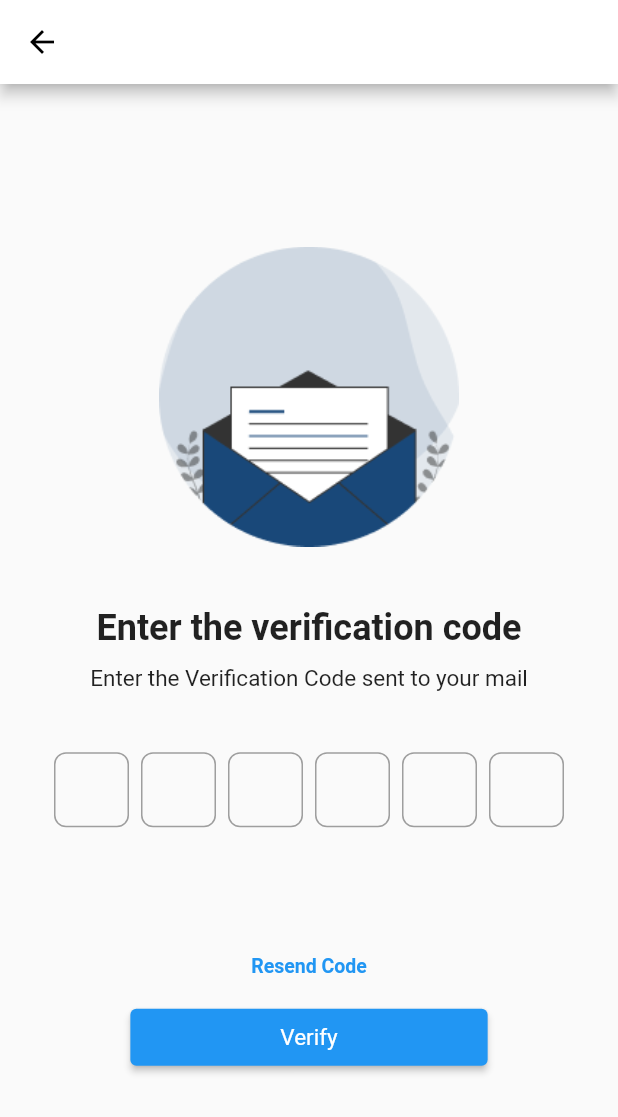
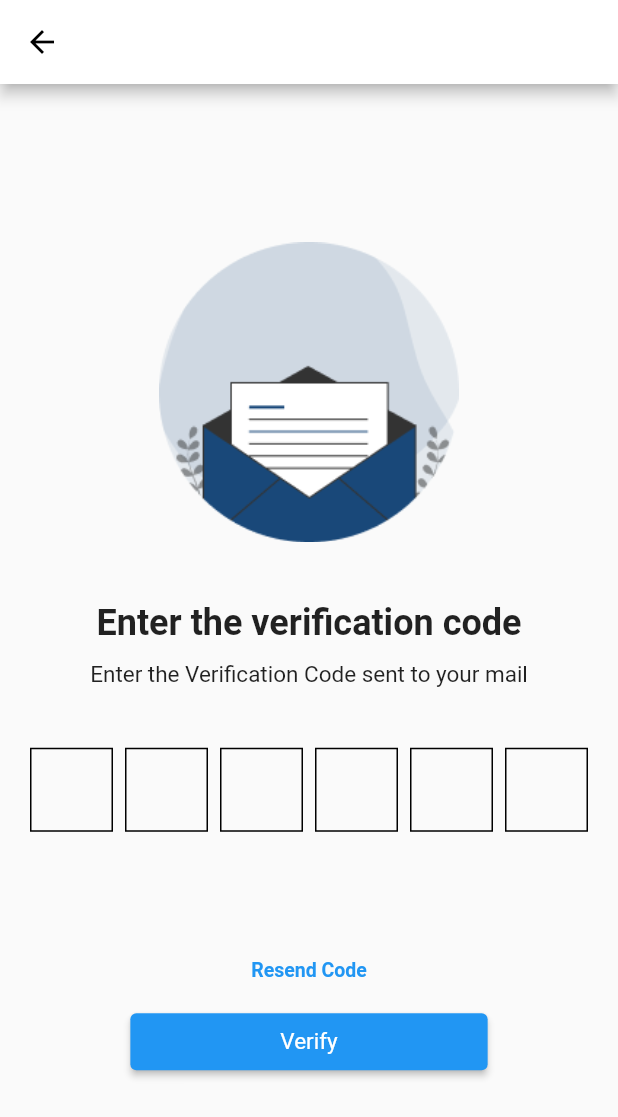
Before and after one commit to Emma-expert/screens, a Flutter app: the OtpScreen screen opened by its route, on a phone screen of 412 x 824 dp. Shown: the top 1117 px of the screen. Run offline on Flutter 3.47's test engine with Material 2 defaults, Android fonts, the phone set to English and light mode, and no system bars; drawn by our look-alikes of pinput.

Commit message:
last commit

```diff
--- a/password_screens/lib/otp_screen.dart
+++ b/password_screens/lib/otp_screen.dart
@@ -1,5 +1,7 @@
 import 'package:flutter/material.dart';
 import 'package:password_screens/change_password.dart';
+import 'package:flutter/services.dart';
+import 'package:pinput/pinput.dart';
 
 class OtpScreen extends StatelessWidget {
   const OtpScreen({super.key});
@@ -37,16 +39,28 @@ class OtpScreen extends StatelessWidget {
                 fontSize: 15, fontWeight: FontWeight.normal),
             ),
             SizedBox(height: 40),
-            Row(
-              mainAxisAlignment: MainAxisAlignment.center,
-              children: [
-                OtpDigitBox(),
-                OtpDigitBox(),
-                OtpDigitBox(),
-                OtpDigitBox(),
-                OtpDigitBox(),
-                OtpDigitBox(),
-              ],
+            Padding(
+              padding: const EdgeInsets.symmetric(horizontal: 20.0),
+              child: SizedBox(
+                child: Pinput(
+                  length: 6,
+                  mainAxisAlignment: MainAxisAlignment.center,
+                  keyboardType: TextInputType.number,
+                  inputFormatters: [
+                    FilteringTextInputFormatter.digitsOnly,
+                  ],
+                  defaultPinTheme: PinTheme(
+                    height: 56,
+                    width: 56,
+                    decoration: BoxDecoration(
+                      borderRadius: BorderRadius.zero,
+                      border: Border.all(
+                        color: Colors.black,
+                      ),
+                    ),
+                  ),
+                ),
+              ),
             ),
             SizedBox(height: 85,),
             Text('Resend Code',
@@ -76,6 +90,8 @@ class OtpScreen extends StatelessWidget {
 }
 
 class OtpDigitBox extends StatelessWidget {
+  const OtpDigitBox({super.key});
+
   @override
   Widget build(BuildContext context) {
     return Container(
@@ -86,9 +102,17 @@ class OtpDigitBox extends StatelessWidget {
         border: Border.all(color: Colors.grey),
         borderRadius: BorderRadius.circular(8),
       ),
-      child: TextField(
+      child: TextFormField(
+        onChanged: (value) {
+          if (value.length == 1){
+            FocusScope.of(context).nextFocus();
+          }
+        },
         keyboardType: TextInputType.number,
-        maxLength: 1,
+        inputFormatters: [
+          LengthLimitingTextInputFormatter(1),
+          FilteringTextInputFormatter.digitsOnly,
+        ],
         textAlign: TextAlign.center,
         style: TextStyle(fontSize: 24),
         decoration: InputDecoration(
--- a/password_screens/pubspec.yaml
+++ b/password_screens/pubspec.yaml
@@ -40,6 +40,7 @@ dev_dependencies:
   flutter_test:
     sdk: flutter
   google_fonts: ^5.1.0
+  pinput: ^2.2.31
 
   # The "flutter_lints" package below contains a set of recommended lints to
   # encourage good coding practices. The lint set provided by the package is
```
Also changed, not shown: password_screens/pubspec.lock, 5 other files.
